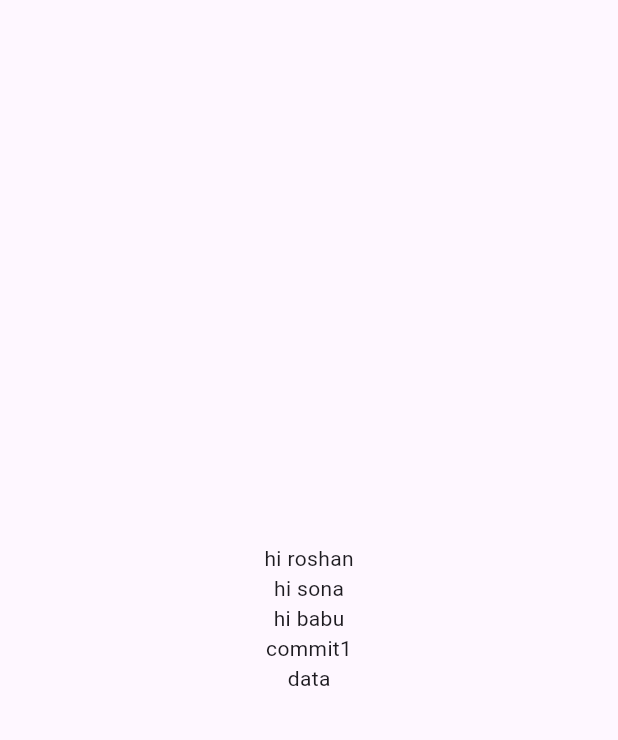
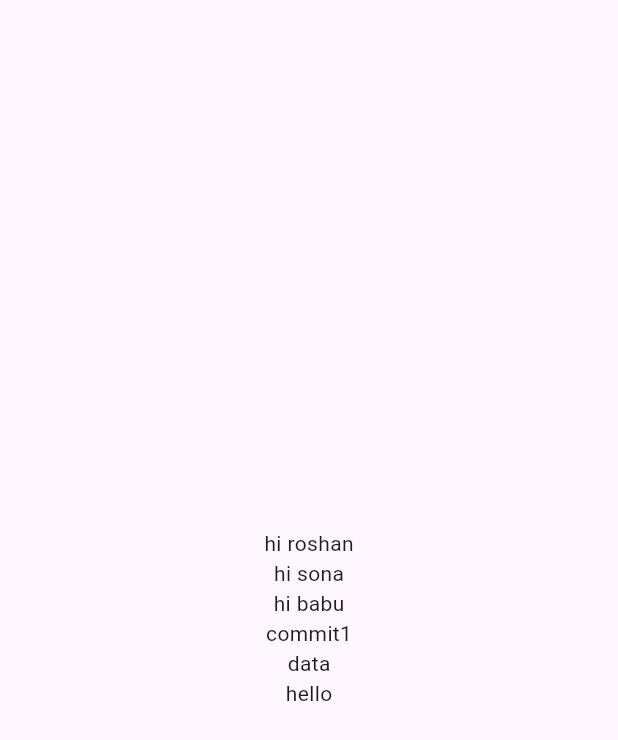
Before and after one commit to sonaliraj79/LoginUi, a Flutter app: the screen it shows after launch, on a phone screen of 412 x 824 dp. Shown: the top 740 px of the screen. Run offline on Flutter 3.47's test engine with Material 3 defaults, Android fonts, the phone set to English and light mode, and no system bars.

Commit message:
added hello

```diff
--- a/lib/main.dart
+++ b/lib/main.dart
@@ -19,7 +19,8 @@ class MyApp extends StatelessWidget {
               Text("hi sona"),
               Text("hi babu"),
               Text('commit1'),
-              Text('data')
+              Text('data'),
+              Text('hello'),
             ],
           ),
         ),
```
